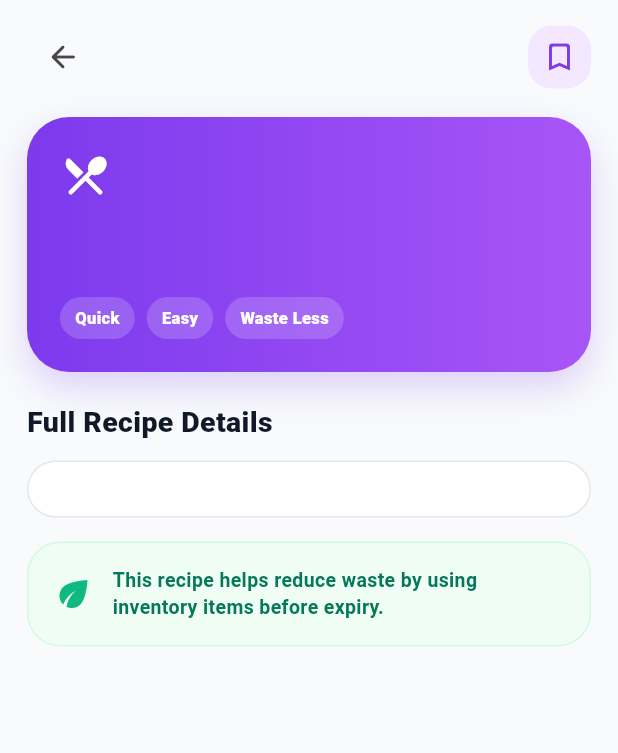
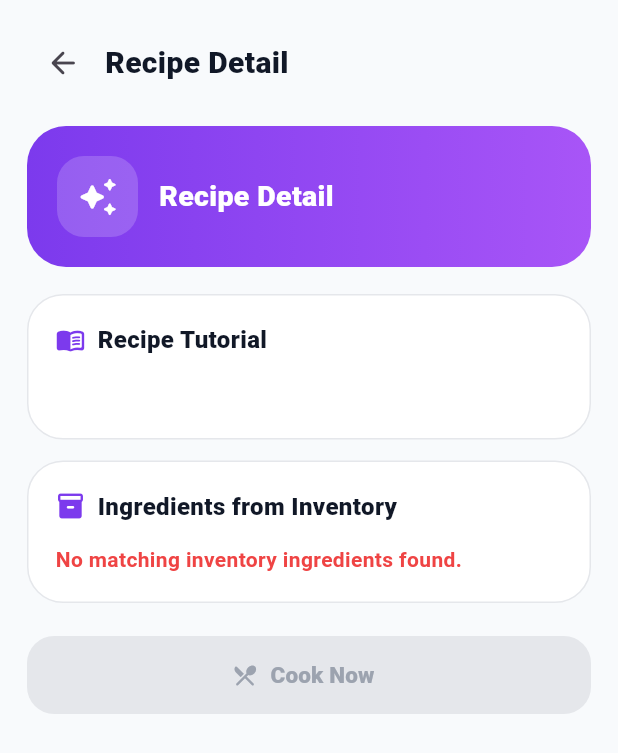
Before and after one commit to maple099/velora, a Flutter app: the RecipeDetailPage screen opened directly with empty values, on a phone screen of 412 x 824 dp. Shown: the top 753 px of the screen. Run offline on Flutter 3.47's test engine with Material 3 defaults, Android fonts, the light colour scheme and no system bars; our stand-ins replace cloud_firestore, firebase_core, google_generative_ai; accounts and stored records are empty; Roboto replaces fonts that are missing (Poppins).

Commit message:
Refactor suggestions page + add cache + loading + recipe detail flow

```diff
--- a/lib/screens/suggestions/recipe_detail_page.dart
+++ b/lib/screens/suggestions/recipe_detail_page.dart
@@ -1,93 +1,109 @@
 import 'package:flutter/material.dart';
 
+import '../../models/inventory_item.dart';
+import '../../widgets/suggestions/cook_now_sheet.dart';
+
 class RecipeDetailPage extends StatelessWidget {
-  final String title;
-  final String content;
+  final Map<String, String> recipe;
+  final List<InventoryItem> matchedItems;
+  final Future<void> Function(List<InventoryItem>) onCook;
 
   const RecipeDetailPage({
     super.key,
-    required this.title,
-    required this.content,
+    required this.recipe,
+    required this.matchedItems,
+    required this.onCook,
   });
-
-  List<String> _cleanLines() {
-    return content
-        .replaceAll('**', '')
-        .replaceAll('*', '•')
-        .split('\n')
-        .map((line) => line.trim())
-        .where((line) => line.isNotEmpty)
-        .toList();
-  }
-
-  bool _isHeading(String line) {
-    final lower = line.toLowerCase();
-    return lower.contains('ingredients') ||
-        lower.contains('steps') ||
-        lower.contains('why') ||
-        lower.contains('simple') ||
-        lower.contains('instructions');
-  }
 
   @override
   Widget build(BuildContext context) {
-    final lines = _cleanLines();
+    final title = recipe['title'] ?? 'Recipe Detail';
+    final content = recipe['content'] ?? '';
 
     return Scaffold(
       backgroundColor: const Color(0xFFF8FAFC),
       body: SafeArea(
         child: SingleChildScrollView(
-          padding: const EdgeInsets.fromLTRB(18, 14, 18, 28),
+          padding: const EdgeInsets.fromLTRB(18, 18, 18, 110),
           child: Column(
             crossAxisAlignment: CrossAxisAlignment.start,
             children: [
               _TopBar(title: title),
-              const SizedBox(height: 16),
+              const SizedBox(height: 18),
               _HeroCard(title: title),
-              const SizedBox(height: 20),
-              const Text(
-                'Full Recipe Details',
-                style: TextStyle(
-                  fontSize: 19,
-                  fontWeight: FontWeight.w900,
-                  color: Color(0xFF111827),
+              const SizedBox(height: 18),
+              _InfoCard(
+                title: 'Recipe Tutorial',
+                icon: Icons.menu_book_rounded,
+                child: Text(
+                  content,
+                  style: const TextStyle(
+                    fontSize: 14,
+                    height: 1.55,
+                    fontWeight: FontWeight.w600,
+                    color: Color(0xFF4B5563),
+                  ),
                 ),
               ),
-              const SizedBox(height: 12),
-              Container(
+              const SizedBox(height: 14),
+              _InfoCard(
+                title: 'Ingredients from Inventory',
+                icon: Icons.inventory_2_rounded,
+                child: matchedItems.isEmpty
+                    ? const Text(
+                        'No matching inventory ingredients found.',
+                        style: TextStyle(
+                          color: Color(0xFFEF4444),
+                          fontWeight: FontWeight.w700,
+                        ),
+                      )
+                    : Column(
+                        children: matchedItems
+                            .map((item) => _IngredientTile(item: item))
+                            .toList(),
+                      ),
+              ),
+              const SizedBox(height: 22),
+              SizedBox(
                 width: double.infinity,
-                padding: const EdgeInsets.all(18),
-                decoration: BoxDecoration(
-                  color: Colors.white,
-                  borderRadius: BorderRadius.circular(24),
-                  border: Border.all(color: const Color(0xFFE5E7EB)),
-                ),
-                child: Column(
-                  crossAxisAlignment: CrossAxisAlignment.start,
-                  children: lines.map((line) {
-                    final heading = _isHeading(line);
-
-                    return Padding(
-                      padding: const EdgeInsets.only(bottom: 11),
-                      child: Text(
-                        line,
-                        style: TextStyle(
-                          fontSize: heading ? 15 : 14,
-                          height: 1.45,
-                          fontWeight: heading
-                              ? FontWeight.w900
-                              : FontWeight.w500,
-                          color: heading
-                              ? const Color(0xFF7C3AED)
-                              : const Color(0xFF374151),
-                        ),
-                      ),
-                    );
-                  }).toList(),
+                height: 52,
+                child: ElevatedButton.icon(
+                  onPressed: matchedItems.isEmpty
+                      ? null
+                      : () {
+                          showModalBottomSheet(
+                            context: context,
+                            backgroundColor: Colors.transparent,
+                            builder: (_) {
+                              return CookNowSheet(
+                                recipeTitle: title,
+                                matchedItems: matchedItems,
+                                onConfirm: () async {
+                                  Navigator.pop(context);
+                                  await onCook(matchedItems);
+                                  if (context.mounted) Navigator.pop(context);
+                                },
+                              );
+                            },
+                          );
+                        },
+                  icon: const Icon(Icons.restaurant_menu_rounded),
+                  label: const Text(
+                    'Cook Now',
+                    style: TextStyle(fontWeight: FontWeight.w900, fontSize: 15),
+                  ),
+                  style: ElevatedButton.styleFrom(
+                    backgroundColor: const Color(0xFF7C3AED),
+                    disabledBackgroundColor: const Color(0xFFE5E7EB),
+                    foregroundColor: Colors.white,
+                    disabledForegroundColor: const Color(0xFF9CA3AF),
+                    elevation: 0,
+                    shape: RoundedRectangleBorder(
+                      borderRadius: BorderRadius.circular(18),
+                    ),
+                  ),
                 ),
               ),
-              const SizedBox(height: 16),
-              const _TipCard(),
             ],
           ),
         ),
@@ -109,28 +125,17 @@ class _TopBar extends StatelessWidget {
           onPressed: () => Navigator.pop(context),
           icon: const Icon(Icons.arrow_back_rounded),
         ),
+        const SizedBox(width: 4),
         Expanded(
           child: Text(
             title,
             maxLines: 1,
             overflow: TextOverflow.ellipsis,
             style: const TextStyle(
-              fontSize: 18,
+              fontSize: 20,
               fontWeight: FontWeight.w900,
               color: Color(0xFF111827),
             ),
-          ),
-        ),
-        Container(
-          width: 42,
-          height: 42,
-          decoration: BoxDecoration(
-            color: const Color(0xFFF3E8FF),
-            borderRadius: BorderRadius.circular(16),
-          ),
-          child: const Icon(
-            Icons.bookmark_border_rounded,
-            color: Color(0xFF7C3AED),
           ),
         ),
       ],
@@ -147,102 +152,36 @@ class _HeroCard extends StatelessWidget {
   Widget build(BuildContext context) {
     return Container(
       width: double.infinity,
-      padding: const EdgeInsets.all(22),
+      padding: const EdgeInsets.all(20),
       decoration: BoxDecoration(
         gradient: const LinearGradient(
           colors: [Color(0xFF7C3AED), Color(0xFFA855F7)],
         ),
-        borderRadius: BorderRadius.circular(28),
-        boxShadow: [
-          BoxShadow(
-            color: const Color(0xFF7C3AED).withValues(alpha: 0.22),
-            blurRadius: 20,
-            offset: const Offset(0, 10),
-          ),
-        ],
+        borderRadius: BorderRadius.circular(26),
       ),
-      child: Column(
-        crossAxisAlignment: CrossAxisAlignment.start,
+      child: Row(
         children: [
-          const Icon(
-            Icons.restaurant_menu_rounded,
-            color: Colors.white,
-            size: 34,
-          ),
-          const SizedBox(height: 16),
-          Text(
-            title,
-            style: const TextStyle(
+          Container(
+            width: 54,
+            height: 54,
+            decoration: BoxDecoration(
+              color: Colors.white.withOpacity(0.18),
+              borderRadius: BorderRadius.circular(18),
+            ),
+            child: const Icon(
+              Icons.auto_awesome_rounded,
               color: Colors.white,
-              fontSize: 25,
-              fontWeight: FontWeight.w900,
+              size: 28,
             ),
           ),
-          const SizedBox(height: 12),
-          const Row(
-            children: [
-              _HeroBadge(text: 'Quick'),
-              SizedBox(width: 8),
-              _HeroBadge(text: 'Easy'),
-              SizedBox(width: 8),
-              _HeroBadge(text: 'Waste Less'),
-            ],
-          ),
-        ],
-      ),
-    );
-  }
-}
-
-class _HeroBadge extends StatelessWidget {
-  final String text;
-
-  const _HeroBadge({required this.text});
-
-  @override
-  Widget build(BuildContext context) {
-    return Container(
-      padding: const EdgeInsets.symmetric(horizontal: 10, vertical: 6),
-      decoration: BoxDecoration(
-        color: Colors.white.withValues(alpha: 0.18),
-        borderRadius: BorderRadius.circular(99),
-      ),
-      child: Text(
-        text,
-        style: const TextStyle(
-          color: Colors.white,
-          fontSize: 11,
-          fontWeight: FontWeight.w800,
-        ),
-      ),
-    );
-  }
-}
-
-class _TipCard extends StatelessWidget {
-  const _TipCard();
-
-  @override
-  Widget build(BuildContext context) {
-    return Container(
-      padding: const EdgeInsets.all(16),
-      decoration: BoxDecoration(
-        color: const Color(0xFFEFFDF5),
-        borderRadius: BorderRadius.circular(22),
-        border: Border.all(color: const Color(0xFFD1FAE5)),
-      ),
-      child: const Row(
-        children: [
-          Icon(Icons.eco_rounded, color: Color(0xFF10B981), size: 28),
-          SizedBox(width: 12),
+          const SizedBox(width: 14),
           Expanded(
             child: Text(
-              'This recipe helps reduce waste by using inventory items before expiry.',
-              style: TextStyle(
-                color: Color(0xFF047857),
-                fontSize: 13,
-                height: 1.35,
-                fontWeight: FontWeight.w700,
+              title,
+              style: const TextStyle(
+                fontSize: 19,
+                fontWeight: FontWeight.w900,
+                color: Colors.white,
               ),
             ),
           ),
@@ -251,3 +190,100 @@ class _TipCard extends StatelessWidget {
     );
   }
 }
+
+class _InfoCard extends StatelessWidget {
+  final String title;
+  final IconData icon;
+  final Widget child;
+
+  const _InfoCard({
+    required this.title,
+    required this.icon,
+    required this.child,
+  });
+
+  @override
+  Widget build(BuildContext context) {
+    return Container(
+      width: double.infinity,
+      padding: const EdgeInsets.all(18),
+      decoration: BoxDecoration(
+        color: Colors.white,
+        borderRadius: BorderRadius.circular(24),
+        border: Border.all(color: const Color(0xFFE5E7EB)),
+      ),
+      child: Column(
+        crossAxisAlignment: CrossAxisAlignment.start,
+        children: [
+          Row(
+            children: [
+              Icon(icon, color: const Color(0xFF7C3AED), size: 20),
+              const SizedBox(width: 8),
+              Text(
+                title,
+                style: const TextStyle(
+                  fontSize: 16,
+                  fontWeight: FontWeight.w900,
+                  color: Color(0xFF111827),
+                ),
+              ),
+            ],
+          ),
+          const SizedBox(height: 14),
+          child,
+        ],
+      ),
+    );
+  }
+}
+
+class _IngredientTile extends StatelessWidget {
+  final InventoryItem item;
+
+  const _IngredientTile({required this.item});
+
+  @override
+  Widget build(BuildContext context) {
+    final days = item.expiryDate.difference(DateTime.now()).inDays;
+    final isNear = days <= 7;
+
+    return Container(
+      margin: const EdgeInsets.only(bottom: 8),
+      padding: const EdgeInsets.symmetric(horizontal: 12, vertical: 11),
+      decoration: BoxDecoration(
+        color: isNear ? const Color(0xFFFFF7ED) : const Color(0xFFF9FAFB),
+        borderRadius: BorderRadius.circular(16),
+        border: Border.all(
+          color: isNear ? const Color(0xFFFED7AA) : const Color(0xFFE5E7EB),
+        ),
+      ),
+      child: Row(
+        children: [
+          Icon(
+            isNear ? Icons.warning_amber_rounded : Icons.check_circle_rounded,
+            color: isNear ? const Color(0xFFF97316) : const Color(0xFF10B981),
+            size: 19,
+          ),
+          const SizedBox(width: 10),
+          Expanded(
+            child: Text(
+              item.name,
+              style: const TextStyle(
+                fontWeight: FontWeight.w800,
+                color: Color(0xFF374151),
+              ),
+            ),
+          ),
+          Text(
+            isNear ? 'Near expiry' : 'Available',
+            style: TextStyle(
+              fontSize: 12,
+              fontWeight: FontWeight.w800,
+              color: isNear ? const Color(0xFFF97316) : const Color(0xFF10B981),
+            ),
+          ),
+        ],
+      ),
+    );
+  }
+}
```
Also changed, not shown: lib/screens/suggestions/suggestions_page.dart (+85 -65 lines), lib/widgets/suggestions/result_cards.dart (+30 -51 lines).
